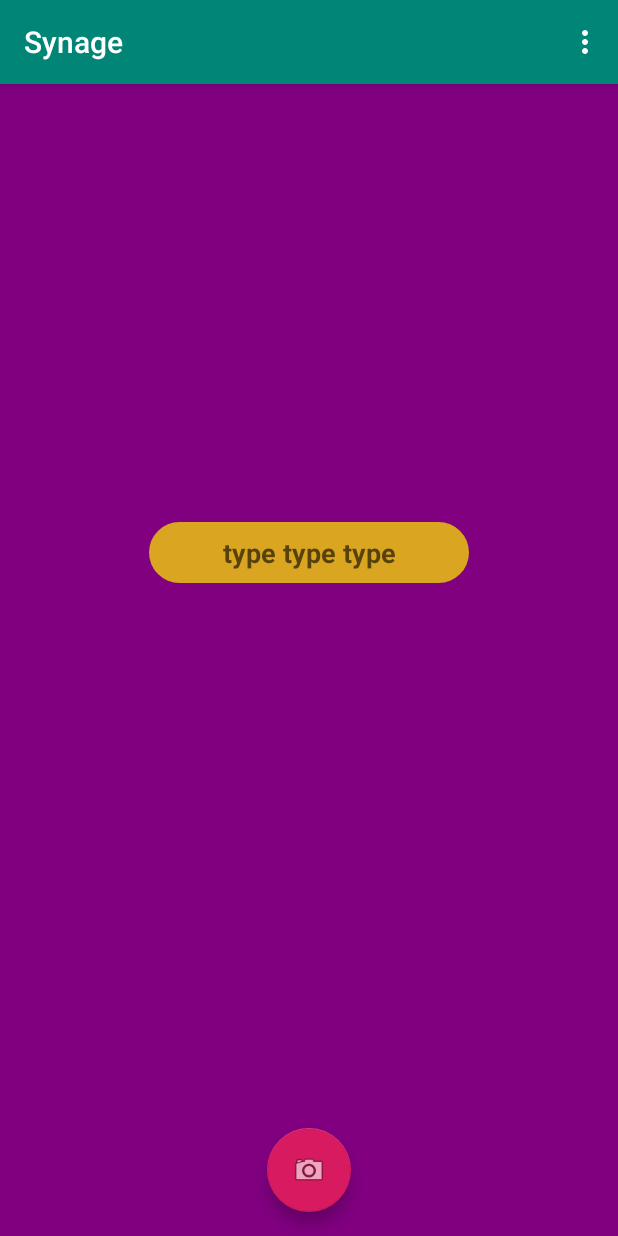
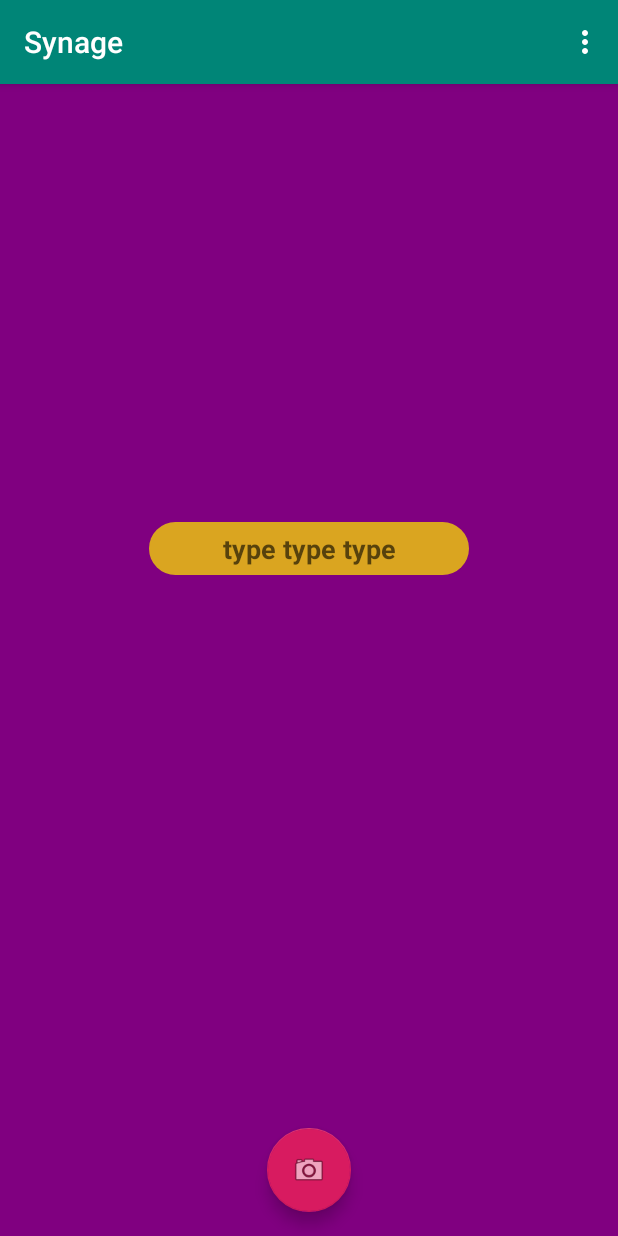
Before and after one commit to GueTorres/signLanguage, an Android app: the screen it shows after launch (MainActivity), on a phone screen of 412 x 824 dp. Run offline under Robolectric (Android 15) with nearby library versions, the phone set to English and light mode, and no system bars.

Commit message:
Update dimens.xml

```diff
--- a/Synage/app/src/main/res/values/dimens.xml
+++ b/Synage/app/src/main/res/values/dimens.xml
@@ -1,3 +1,4 @@
 <resources>
     <dimen name="fab_margin">16dp</dimen>
+    <dimen name="padding_textView_default">5dp</dimen>
 </resources>
```
